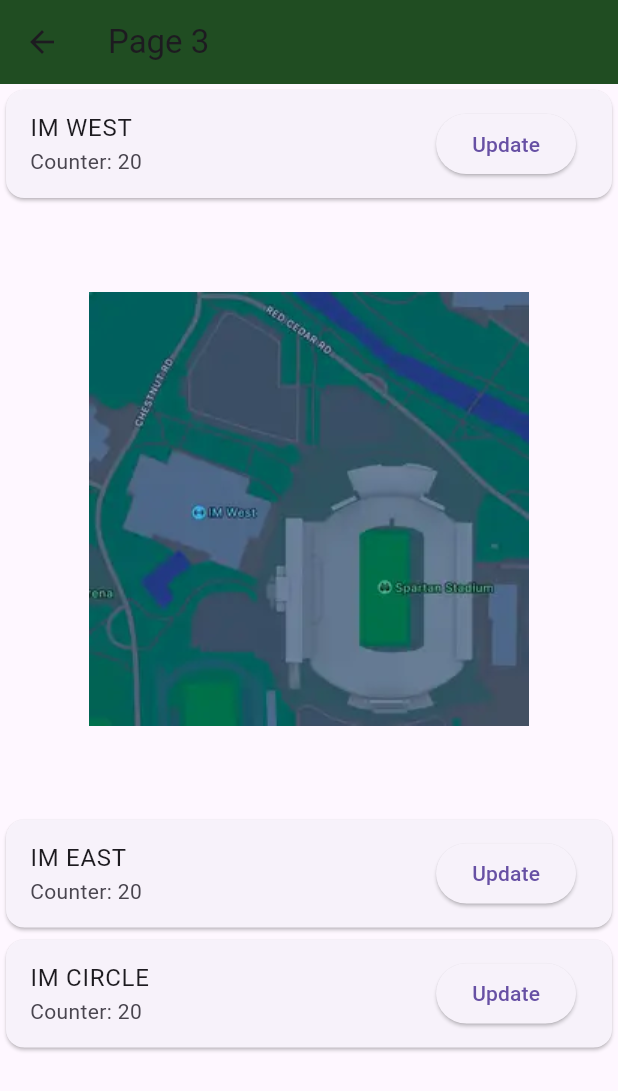
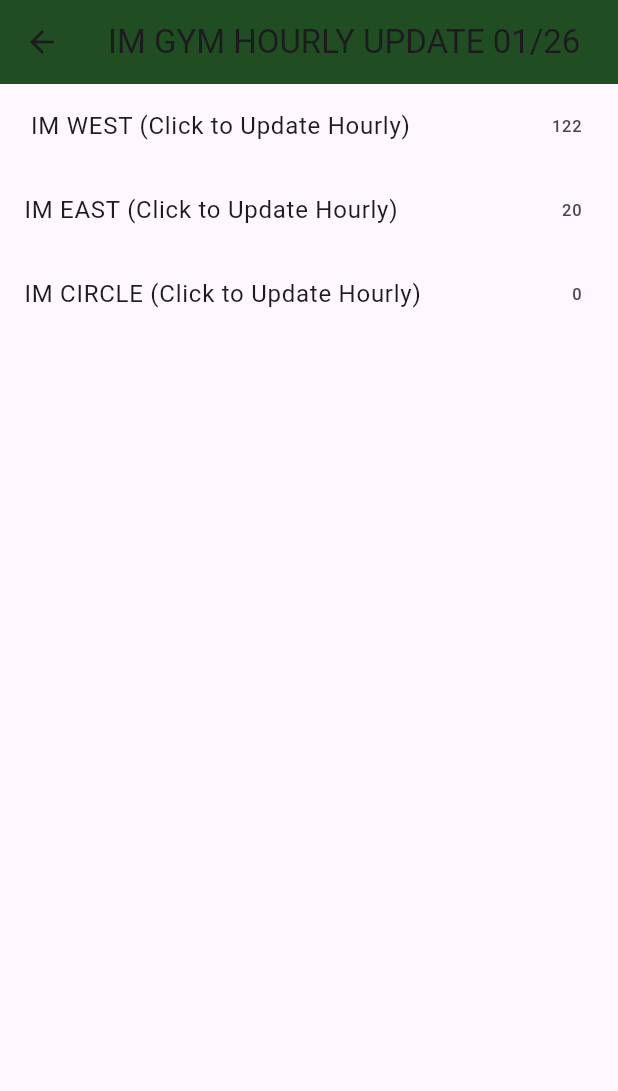
Before and after one commit to alvinzaka1/msu_streamline, a Flutter app: the screen it shows after launch, in the side drawer, after a tap on "Recreation", on a phone screen of 412 x 824 dp. Shown: the top 1091 px of the screen. Run offline on Flutter 3.47's test engine with Material 3 defaults, Android fonts, the light colour scheme and no system bars.

Commit message:
Final Commit

```diff
--- a/lib/main.dart
+++ b/lib/main.dart
@@ -21,13 +21,90 @@ class HomeScreen extends StatelessWidget {
     return Scaffold(
       appBar: AppBar(
         backgroundColor: Colors.green,
-        title: const Text('Michigan State University Widget'),
+        title: const Text('Michigan State University'),
       ),
-      body: const Center(
+      body: Center(
           child: Column(
-          mainAxisAlignment: MainAxisAlignment.center,
-          children: <Widget>[
-            // Your existing widgets go here
+            mainAxisAlignment: MainAxisAlignment.spaceAround,
+            children: [
+
+              Transform.scale(
+                scale: 2,
+                child: Container(
+                  decoration: const BoxDecoration(
+                    boxShadow: [
+                      BoxShadow(
+                      color: Colors.grey,
+                      spreadRadius: 2,
+                      blurRadius: 5,
+                      offset: Offset(0, 3),
+                      ),
+                    ],
+                    color: Colors.green,
+                    borderRadius: BorderRadius.all(Radius.circular(20))
+                  ),
+
+                  width: 150,
+                  height: 50,
+                    child: const Column(
+                      children: [
+                        Text('Welcome to MSU Streamline!', textAlign: TextAlign.center,),
+                      ],)
+              ),
+              ),
+
+              Transform.scale(
+                scale: 2,
+                child: Container(
+                  decoration: const BoxDecoration(
+                    boxShadow: [
+                      BoxShadow(
+                      color: Colors.grey,
+                      spreadRadius: 2,
+                      blurRadius: 5,
+                      offset: Offset(0, 3),
+                      ),
+                    ],
+                    color: Colors.green,
+                    borderRadius: BorderRadius.all(Radius.circular(20))
+                  ),
+
+                  width: 150,
+                  height: 50,
+                    child: const Column(
+                      children: [
+                        Text(
+                          'Click the button in the top left corner to get started!',
+                          style: TextStyle(fontSize: 11),
+                          textAlign: TextAlign.center,
+                        ),
+                      ],)
+              ),
+              ),
+              Transform.scale(
+                scale: 2,
+                child: Container(
+                  decoration: const BoxDecoration(
+                    boxShadow: [
+                      BoxShadow(
+                      color: Colors.grey,
+                      spreadRadius: 2,
+                      blurRadius: 5,
+                      offset: Offset(0, 3),
+                      ),
+                    ],
+                    color: Colors.green,
+                    borderRadius: BorderRadius.all(Radius.circular(20))
+                  ),
+
+                  width: 150,
+                  height: 150,
+                    child: const Column(
+                      children: [
+                        Image (image: AssetImage('images/sparty.jpg'),),
+                      ],)
+              ),
+              ),
             ],
           ),
         ),
@@ -282,49 +359,64 @@ class Page3 extends StatefulWidget {
 }
 
 class _Page3State extends State<Page3> {
-  int counter1 = Random().nextInt(100); // Random number between 0 and 99
-  int counter2 = Random().nextInt(100);
-  int counter3 = Random().nextInt(100);
+  List<int> data = [122, 101, 81, 121, 159, 190, 197, 178, 236, 210, 203, 175, 164, 125, 88, 75, 11, 0];
+  List<int> data2 = [20, 63, 31, 63, 55, 66, 35, 75, 41, 67, 142, 106, 70, 59, 88, 61, 34, 28];
+  List<int> data3 = [0, 0, 8, 78, 12, 24, 22, 28, 41, 47, 24, 16, 0, 0, 0, 0, 0, 0];
+  int index = 0;
+  int index2 = 0;
+  int index3 = 0;
+  int counter1=0;
+  int counter2=0;
+  int counter3=0;
+
+  @override
+  void initState() {
+    super.initState();
+    counter1 = data[index];
+    counter2 = data2[index2];
+    counter3 = data3[index3];
+  }
 
   @override
   Widget build(BuildContext context) {
     return Scaffold(
       appBar: AppBar(
         backgroundColor: Color.fromARGB(255, 32, 77, 34),
-        title: Text('Page 3'),
+        title: Text('IM GYM HOURLY UPDATE 01/26'),
       ),
-      body: ListView(
+      body: Column(
         children: <Widget>[
-          buildSection('IM WEST', counter1, () {
+          ListTile(
+            title: Text(' IM WEST (Click to Update Hourly)'),
+            trailing: Text('$counter1'),
+            onTap: () {
               setState(() {
-              counter1 += Random().nextBool() ? 2 : -2;
+                index = (index + 1) % data.length;
+                counter1 = data[index];
               });
-          }),
-          const Image(image: AssetImage('images/imwest.jpg'),),
-          buildSection('IM EAST', counter2, () {
+            },
+          ),
+          ListTile(
+            title: Text('IM EAST (Click to Update Hourly)'),
+            trailing: Text('$counter2'),
+            onTap: () {
               setState(() {
-              counter2 += Random().nextBool() ? 2 : -2;
+                index2 = (index2 + 1) % data2.length;
+                counter2 = data2[index2];
               });
-          }),
-          buildSection('IM CIRCLE', counter3, () {
+            },
+          ),
+          ListTile(
+            title: Text('IM CIRCLE (Click to Update Hourly)'),
+            trailing: Text('$counter3'),
+            onTap: () {
               setState(() {
-              counter3 += Random().nextBool() ? 2 : -2;
+                index3 = (index3 + 1) % data3.length;
+                counter3 = data3[index3];
               });
-          }),
+            },
+          ),
         ],
-      ),
-    );
-  }
-
-  Widget buildSection(String title, int counter, VoidCallback onUpdate) {
-    return Card(
-      child: ListTile(
-        title: Text(title),
-        subtitle: Text('Counter: $counter'),
-        trailing: ElevatedButton(
-          child: Text('Update'),
-          onPressed: onUpdate,
-        ),
       ),
     );
   }
--- a/pubspec.yaml
+++ b/pubspec.yaml
@@ -58,6 +58,7 @@ flutter:
     - images/bus30.jpg
     - images/bus31.jpg
     - images/bus33.jpg
+    - images/sparty.jpg
 
 
   # An image asset can refer to one or more resolution-specific "variants", see
```
Also changed, not shown: images/sparty.jpg (added). Lines whose indentation alone changed are shown as unchanged.
